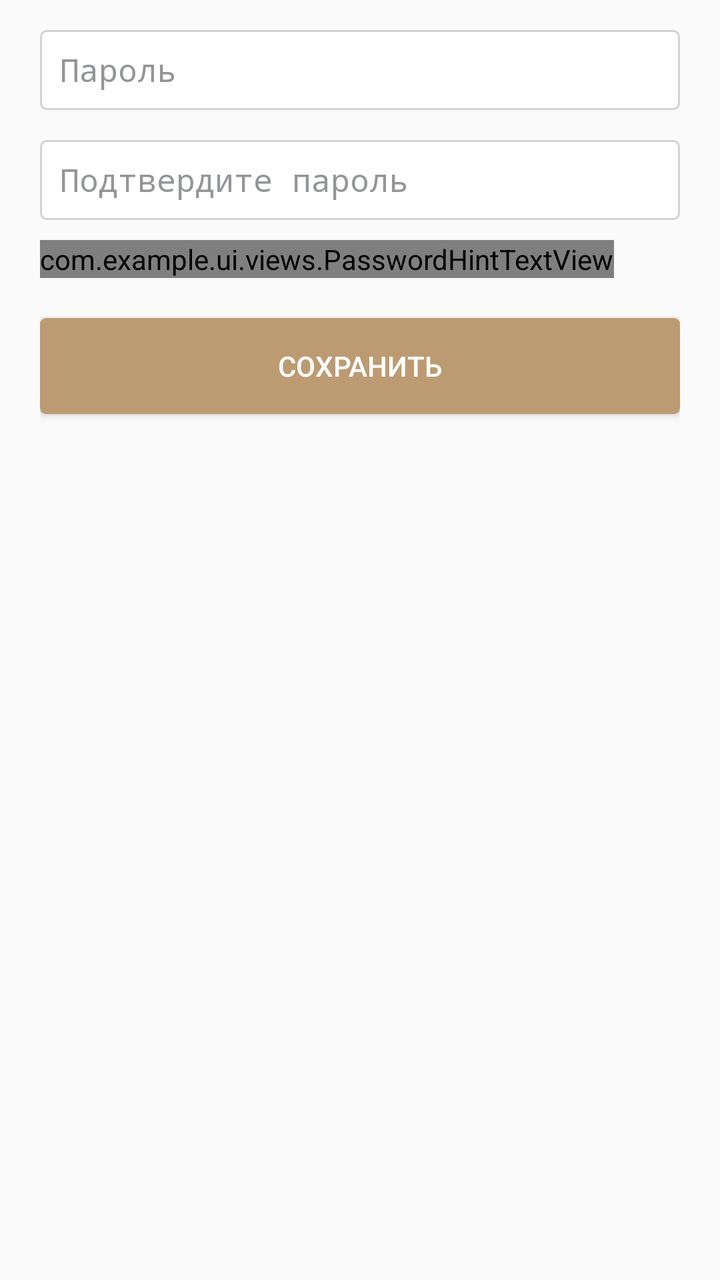
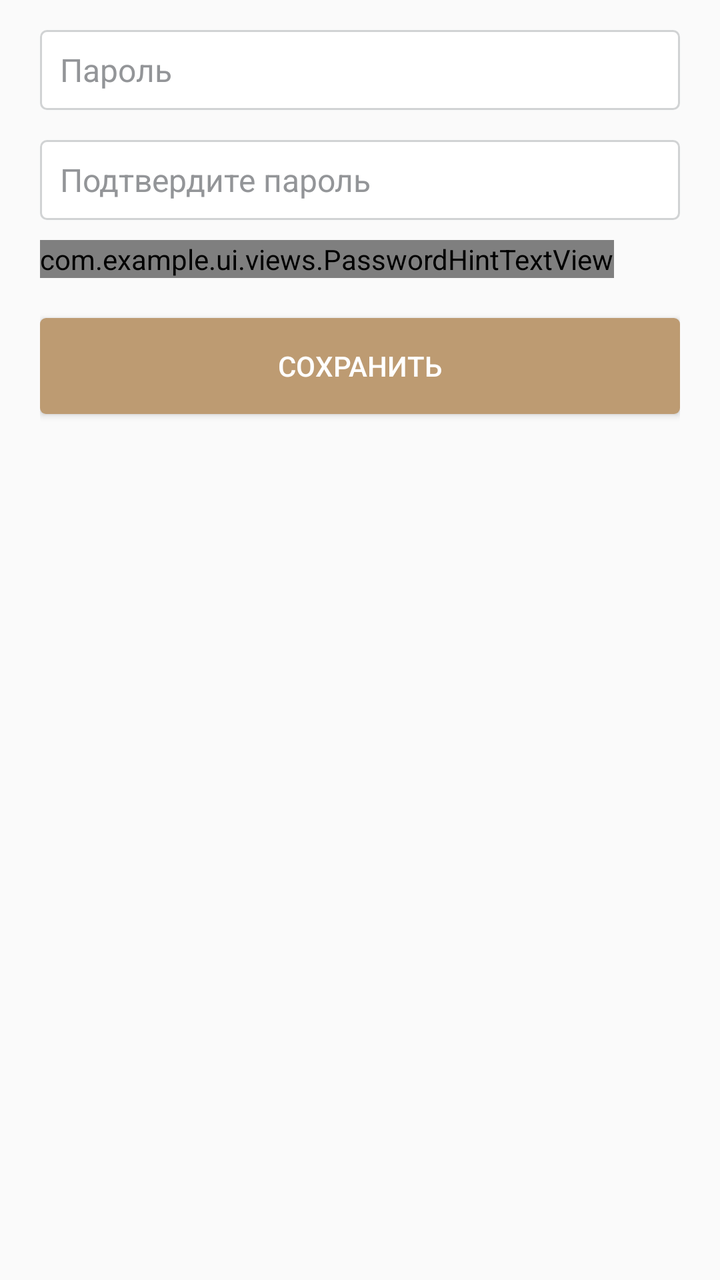

The first picture is an Android layout as it rendered before a commit; the second is the same layout after the commit. The layout source and the unified diff follow.
<!-- AndroidManifest.xml: application theme AppTheme -->
<!-- res/layout/dialog_password_recovery.xml -->
<?xml version="1.0" encoding="utf-8"?>
<LinearLayout xmlns:android="http://schemas.android.com/apk/res/android"
    xmlns:tools="http://schemas.android.com/tools"
    android:layout_width="match_parent"
    android:layout_height="wrap_content"
    android:background="@color/main_background"
    android:orientation="vertical"
    android:paddingStart="@dimen/profile_padding_start"
    android:paddingEnd="@dimen/profile_padding_start">

    <EditText
        android:id="@+id/etOldPassword"
        style="@style/Auth.EditText"
        android:layout_marginTop="30dp"
        android:hint="@string/profile_old_password"
        android:importantForAutofill="no"
        android:inputType="textPassword"
        android:visibility="gone"
        tools:ignore="UnusedAttribute" />

    <EditText
        android:id="@+id/etPassword"
        style="@style/Auth.EditText"
        android:layout_marginTop="15dp"
        android:hint="@string/auth_hint_password"
        android:importantForAutofill="no"
        android:inputType="textPassword"
        tools:ignore="UnusedAttribute" />


    <EditText
        android:id="@+id/etConfirmPassword"
        style="@style/Auth.EditText"
        android:layout_marginTop="15dp"
        android:hint="@string/recovery_confirm_password"
        android:importantForAutofill="no"
        android:inputType="textPassword"
        tools:ignore="UnusedAttribute" />

    
    <com.example.ui.views.PasswordHintTextView
        android:id="@+id/tvPasswordHintLength"
        fontPath="fonts/OpenSans-Light.ttf"
        android:layout_width="wrap_content"
        android:layout_height="wrap_content"
        android:layout_marginTop="10dp"
        android:gravity="end"
        android:text="@string/auth_hint_password_strong_1"
        android:textColor="@color/text_color_password_hint"
        tools:ignore="MissingPrefix" />

    <Button
        android:id="@+id/btnSave"
        android:layout_width="match_parent"
        android:layout_height="wrap_content"
        android:layout_marginTop="20dp"
        android:layout_marginBottom="30dp"
        android:background="@drawable/background_action_button_selector"
        android:text="@string/save"
        android:textColor="@color/text_color_action_button" />
</LinearLayout>
<!-- resources referenced by this layout -->
<resources>
  <color name="main_background">#fafafa</color>
  <dimen name="profile_padding_start">20dp</dimen>
  <!-- drawable background_action_button_selector (drawable) -->
  <?xml version="1.0" encoding="utf-8"?>
  <selector xmlns:android="http://schemas.android.com/apk/res/android">
      <item android:state_enabled="false">
          <shape>
              <stroke
                  android:width="1dp"
                  android:color="@color/action_button_disabled_background_color" />
              <corners android:radius="3dp" />
          </shape>
      </item>
      <item>
          <shape>
              <corners android:radius="3dp" />
              <solid android:color="@color/action_button_enabled_background_color" />
          </shape>
      </item>
  </selector>
  <string name="auth_hint_password">Пароль</string>
  <string name="auth_hint_password_strong_1">-6 знаков</string>
  <string name="profile_old_password">Старый пароль</string>
  <string name="recovery_confirm_password">Подтвердите пароль</string>
  <string name="save">Сохранить</string>
  <style name="Auth.EditText" parent="Base.V7.Widget.AppCompat.EditText">
          <item name="android:paddingStart">10dp</item>
          <item name="android:paddingEnd">10dp</item>
          <item name="android:background">@drawable/background_edittext_login</item>
          <item name="android:layout_height">wrap_content</item>
          <item name="android:minHeight">40dp</item>
          <item name="android:textSize">16sp</item>
          <item name="android:textColorHint">@color/hint_gray</item>
          <item name="android:layout_width">match_parent</item>
          <item name="android:textCursorDrawable">@null</item>
      </style>
  <style name="AppTheme" parent="Theme.AppCompat.Light.NoActionBar">
          
          <item name="colorPrimary">@color/colorPrimary</item>
          <item name="colorPrimaryDark">@color/colorPrimaryDark</item>
          <item name="colorAccent">@color/colorAccent</item>
          <item name="android:textColor">@color/text_title</item>
          <item name="actionMenuTextColor">@color/colorAccent</item>
          <item name="android:listDivider">@drawable/divider</item>
          <item name="android:windowSharedElementsUseOverlay">false</item>
          <item name="android:windowReturnTransition">@android:transition/explode</item>
      </style>
  <color name="action_button_disabled_background_color">#d1d3d4</color>
  <color name="action_button_enabled_background_color">#bd9b72</color>
  <!-- drawable background_edittext_login (drawable) -->
  <?xml version="1.0" encoding="utf-8"?>
  <shape xmlns:android="http://schemas.android.com/apk/res/android">
      <stroke
          android:width="1dp"
          android:color="@color/disabled_color" />
      <corners android:radius="3dp" />
      <solid android:color="@android:color/white" />
  </shape>
  <color name="hint_gray">#939598</color>
  <color name="colorPrimary">#FAFAFA</color>
  <color name="colorPrimaryDark">#949494</color>
  <color name="colorAccent">#C49A6C</color>
  <color name="text_title">#404041</color>
  <!-- drawable divider (drawable) -->
  <?xml version="1.0" encoding="utf-8"?>
  <shape xmlns:android="http://schemas.android.com/apk/res/android"
      android:shape="rectangle">
  
      <size
          android:width="1dp"
          android:height="1dp" />
  
      <solid android:color="@color/colorDivider" />
  
  </shape>
  <color name="disabled_color">#d1d3d4</color>
  <color name="colorDivider">#EEEEEE</color>
</resources>

<!-- the commit's change to res/layout/dialog_password_recovery.xml (unified diff, before → after) -->
@@ -49,7 +49,7 @@
         android:textColor="@color/text_color_password_hint"
         tools:ignore="MissingPrefix" />
 
-    <Button
+    <androidx.appcompat.widget.AppCompatButton
         android:id="@+id/btnSave"
         android:layout_width="match_parent"
         android:layout_height="wrap_content"
<!-- resource entries referenced after the edit -->
@@ -36,7 +36,7 @@
           <item name="android:layout_width">match_parent</item>
           <item name="android:textCursorDrawable">@null</item>
       </style>
-  <style name="AppTheme" parent="Theme.AppCompat.Light.NoActionBar">
+  <style name="AppTheme" parent="Theme.MaterialComponents.Light.NoActionBar">
           
           <item name="colorPrimary">@color/colorPrimary</item>
           <item name="colorPrimaryDark">@color/colorPrimaryDark</item>
